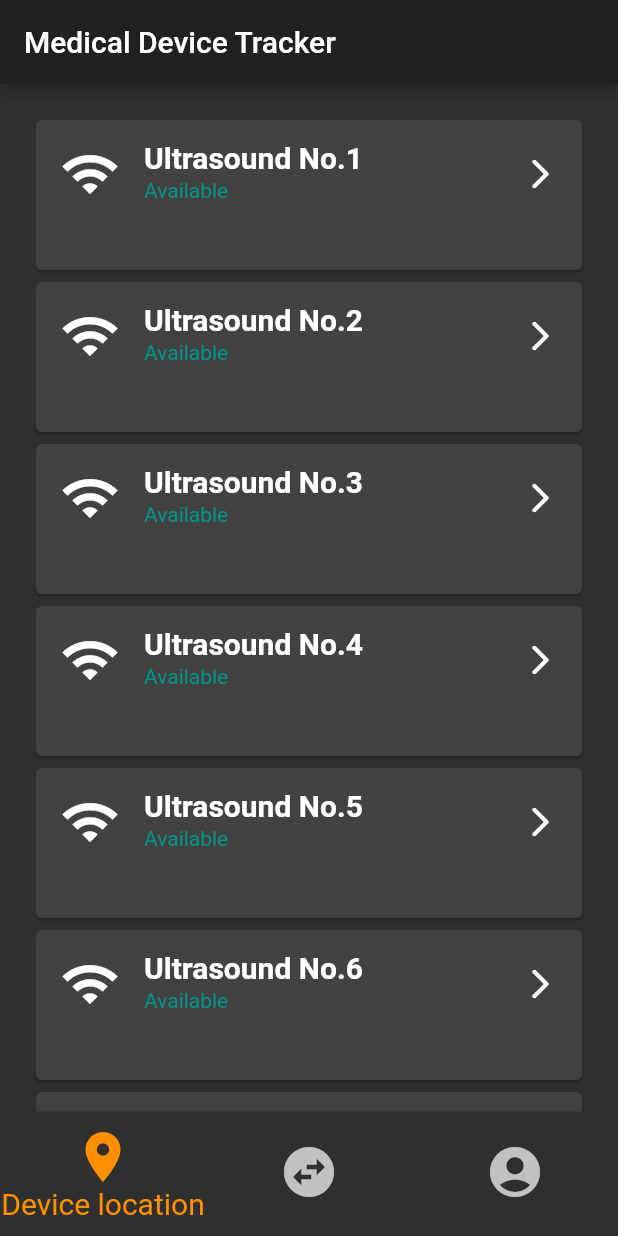
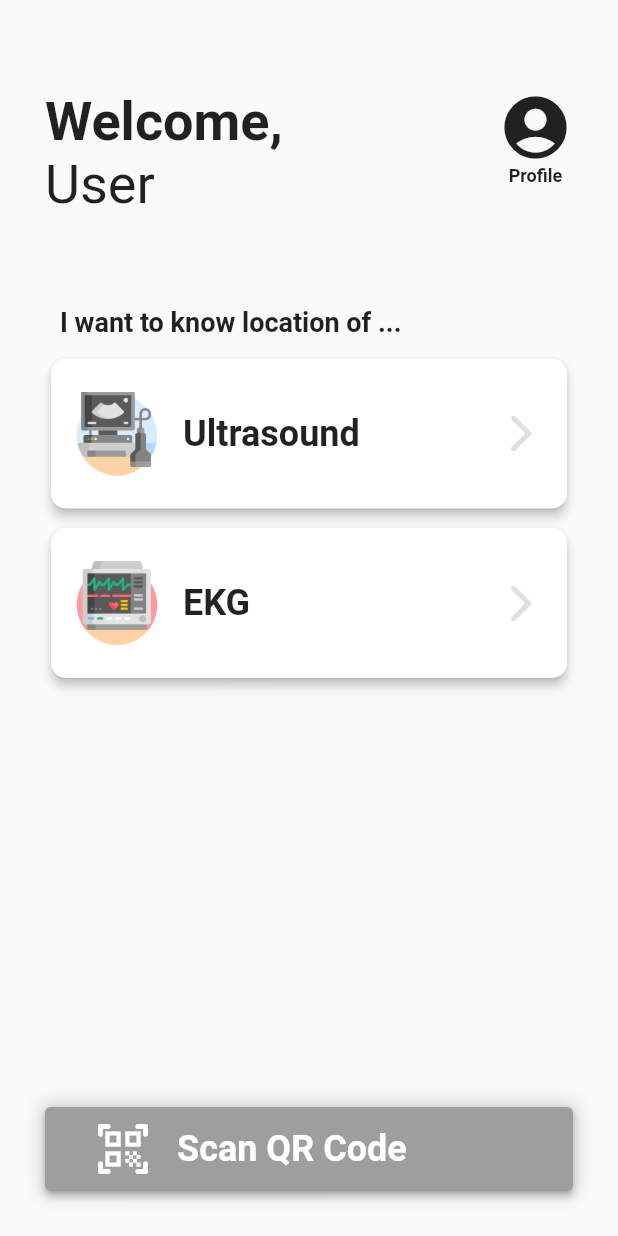
Before and after one commit to u4507075/device_booking, a Flutter app: the screen it shows after launch, on a phone screen of 412 x 824 dp. Run offline on Flutter 3.47's test engine with Material 2 defaults, Android fonts, the phone set to English and light mode, and no system bars; our stand-ins replace cloud_firestore, device_info, firebase_auth, firebase_core, firebase_database; missing offline and left inert: clipboard, flutter_barcode_scanner; accounts and stored records are empty.

Commit message:
add welcome page and cardbutton plan to add Cardstatus

```diff
--- a/lib/main.dart
+++ b/lib/main.dart
@@ -12,6 +12,8 @@ import 'package:device_booking/test.dart';
 import 'package:device_booking/status.dart';
 import 'package:device_booking/dev/qrscan.dart';
 import 'package:device_booking/dev/homepage.dart';
+import 'pages/welcome.dart';
+import 'src/button.dart';
 
 void main() async {
   WidgetsFlutterBinding.ensureInitialized();
@@ -56,7 +58,7 @@ class MyApp extends StatelessWidget {
         // or simply save your changes to "hot reload" in a Flutter IDE).
         // Notice that the counter didn't reset back to zero; the application
         // is not restarted.
-        primarySwatch: Colors.blue,
+        primarySwatch: Colors.grey,
       ),
       //home: Home(),
       //home: GetOTP(),
@@ -64,7 +66,27 @@ class MyApp extends StatelessWidget {
       //home: Load(),
       // home: Status(app, 'deviceid1'),
       // home: QRScanPage(),
-      home: HomePage(),
+      // home: HomePage(),
+      home: Welcome(),
+      // home: HomeTest(),
     );
   }
 }
+
+class HomeTest extends StatelessWidget {
+  //const name({Key key}) : super(key: key);
+
+  @override
+  Widget build(BuildContext context) {
+    return Scaffold(
+      appBar: AppBar(
+        title: Text('Title'),
+      ),
+      body: Column(
+        mainAxisAlignment: MainAxisAlignment.center,
+        crossAxisAlignment: CrossAxisAlignment.center,
+        children: [CardStatus()],
+      ),
+    );
+  }
+}
--- /dev/null
+++ b/lib/pages/ultrasound_status.dart
@@ -0,0 +1,2 @@
+import 'package:flutter/material.dart';
+import 'package:device_booking/src/button.dart';
--- /dev/null
+++ b/lib/pages/welcome.dart
@@ -0,0 +1,128 @@
+import 'package:flutter/material.dart';
+import 'package:device_booking/src/button.dart';
+
+class Welcome extends StatelessWidget {
+  @override
+  Widget build(BuildContext context) {
+    return SafeArea(
+        child: Scaffold(
+            body: Container(
+              padding: const EdgeInsets.all(30.0),
+              child: Column(
+                mainAxisAlignment: MainAxisAlignment.start,
+                crossAxisAlignment: CrossAxisAlignment.stretch,
+                children: [
+                  SizedBox(
+                    height: 30,
+                  ),
+                  Row(
+                    crossAxisAlignment: CrossAxisAlignment.start,
+                    mainAxisAlignment: MainAxisAlignment.spaceBetween,
+                    children: <Widget>[
+                      Text.rich(TextSpan(
+                        text: 'Welcome,',
+                        style: TextStyle(
+                            fontSize: 36, fontWeight: FontWeight.bold),
+                        children: [
+                          TextSpan(
+                              text: '\nUser', //TODO: get name of user
+                              style: TextStyle(
+                                fontSize: 36,
+                                fontWeight: FontWeight.normal,
+                              ))
+                        ],
+                      )),
+                      Column(
+                        mainAxisAlignment: MainAxisAlignment.center,
+                        crossAxisAlignment: CrossAxisAlignment.center,
+                        children: <Widget>[
+                          Icon(Icons.account_circle, size: 50.0),
+                          Text(
+                            'Profile',
+                            style: TextStyle(
+                                fontSize: 12, fontWeight: FontWeight.bold),
+                          )
+                        ],
+                      ),
+                    ],
+                  ),
+                  SizedBox(
+                    height: 50,
+                  ),
+                  Padding(
+                    padding: const EdgeInsets.all(10.0),
+                    child: Text(
+                      'I want to know location of ...',
+                      style:
+                          TextStyle(fontWeight: FontWeight.bold, fontSize: 18),
+                    ),
+                  ),
+                  CardButton(
+                      'Ultrasound', 'assets/images/ultrasonography.png', 100.0),
+                  SizedBox(
+                    height: 5.0,
+                  ),
+                  CardButton(
+                      'EKG', 'assets/images/electrocardiogram.png', 100.0),
+                ],
+              ),
+            ),
+            bottomNavigationBar: Padding(
+                padding: const EdgeInsets.fromLTRB(30.0, 0.0, 30.0, 30.0),
+                child: Container(
+                  decoration: BoxDecoration(boxShadow: [
+                    BoxShadow(
+                      color: Colors.grey.withOpacity(0.5),
+                      blurRadius: 9.0,
+                      spreadRadius: 2.0,
+                      offset: Offset(0, 0),
+                    )
+                  ]),
+                  child: ElevatedButton(
+                    onPressed: () {},
+                    child: ListTile(
+                      leading: Icon(
+                        Icons.qr_code_scanner_rounded,
+                        size: 40.0,
+                        color: Colors.white,
+                      ),
+                      title: Text(
+                        'Scan QR Code',
+                        style: TextStyle(
+                            color: Colors.white,
+                            fontWeight: FontWeight.bold,
+                            fontSize: 24.0),
+                      ),
+                    ),
+                  ),
+                ))));
+  }
+}
+
+// Container(
+//           height: 100.0,
+//           decoration: BoxDecoration(
+//             color: Colors.blue,
+//           ),
+//           child: ListTile(
+//             leading: Icon(
+//               Icons.qr_code_rounded,
+//               size: 70.0,
+//               color: Colors.white,
+//             ),
+//             title: Text(
+//               'Scan QR Code',
+//               style: TextStyle(
+//                   color: Colors.white,
+//                   fontWeight: FontWeight.bold,
+//                   fontSize: 24.0),
+//             ),
+//             subtitle: Text(
+//               'เพื่อยืมอุปกรณ์',
+//               style: TextStyle(
+//                   color: Colors.white,
+//                   fontWeight: FontWeight.normal,
+//                   fontSize: 20.0),
+//             ),
+//           ),
+//         ),
--- /dev/null
+++ b/lib/src/button.dart
@@ -0,0 +1,216 @@
+import 'package:flutter/material.dart';
+
+//1. CardButton with status bar on the right side
+// class CardButton extends StatelessWidget {
+//   final double _height;
+//   static const String _assetPath =
+//       'package:device_booking/assets/images/ultrasonography.png';
+//   static const double _edge = 3.0;
+//   static const double _elevation = 3.0;
+
+//   CardButton(this._height);
+
+//   @override
+//   Widget build(BuildContext context) {
+//     return Center(
+//       child: Card(
+//           elevation: _elevation,
+//           shape:
+//               RoundedRectangleBorder(borderRadius: BorderRadius.circular(_edge)),
+//           child: Column(
+//             mainAxisSize: MainAxisSize.min,
+//             mainAxisAlignment: MainAxisAlignment.start,
+//             crossAxisAlignment: CrossAxisAlignment.stretch,
+//             children: <Widget>[
+//               ListTile(
+//                 leading: Container(
+//                     constraints: BoxConstraints.expand(height: 30),
+//                     child: Icon(Icons.accessibility_new_sharp)),
+//                 // child: Image(
+//                 //     image: AssetImage(_assetPath), fit: BoxFit.cover)),
+//                 title: Text('Ultrasound'),
+//                 subtitle: Text('อายุรกรรมชาย'),
+//               )
+//             ],
+//           )),
+//     );
+//   }
+// }
+
+// class CardStatus extends StatelessWidget {
+//   final double _height;
+//   final Color _color;
+//   static const double _edge = 3.0;
+//   static const double _elevation = 3.0;
+
+//   // double _height;
+//   // Color _color;
+
+//   // CardButton(double _height, Color _color) {
+//   //   this._height = _height;
+//   //   this._color = _color;
+//   // }
+
+//   CardStatus(this._height, this._color);
+
+//   @override
+//   Widget build(BuildContext context) {
+//     return Card(
+//       elevation: _elevation,
+//       shape: RoundedRectangleBorder(borderRadius: BorderRadius.circular(_edge)),
+//       child: ClipPath(
+//         child: Container(
+//           height: _height,
+//           // decoration: BoxDecoration(
+//           //     border: Border(right: BorderSide(color: _color, width: 10))),
+//         ),
+//         clipper: ShapeBorderClipper(
+//             shape: RoundedRectangleBorder(
+//                 borderRadius: BorderRadius.circular(_edge))),
+//       ),
+//     );
+//   }
+// }
+
+class CardStatus extends StatelessWidget {
+  static const double _edge = 10.0;
+  static const double _elevation = 3.0;
+  final String _assetPath = 'assets/images/ultrasonography.png';
+  // final String _device;
+  // CardStatus(this._device);
+
+  @override
+  Widget build(BuildContext context) {
+    return Center(
+      child: Card(
+          elevation: _elevation,
+          shape: RoundedRectangleBorder(
+              borderRadius: BorderRadius.circular(_edge)),
+          child: ClipPath(
+            clipper: ShapeBorderClipper(
+                shape: RoundedRectangleBorder(
+                    borderRadius: BorderRadius.circular(_edge))),
+            child: Container(
+              // height: 80.0,
+              decoration: BoxDecoration(
+                  border: Border(
+                      left: BorderSide(color: Colors.amber, width: 10.0))),
+              child: Column(
+                mainAxisSize: MainAxisSize.min,
+                mainAxisAlignment: MainAxisAlignment.start,
+                crossAxisAlignment: CrossAxisAlignment.stretch,
+                children: <Widget>[
+                  ListTile(
+                    leading: LoadingImageContain(_assetPath, 40.0),
+                    title: Text('Title'),
+                    subtitle: Text('Subtitle'),
+                    isThreeLine: false,
+                    trailing: Icon(
+                      Icons.arrow_forward_ios_rounded,
+                      size: 30,
+                      color: Colors.grey[300],
+                    ),
+                  )
+                ],
+              ),
+            ),
+          )),
+    );
+  }
+}
+
+class CardButton extends StatelessWidget {
+  static const double _edge = 10.0;
+  static const double _elevation = 3.0;
+  final double _height;
+  final String _assetPath;
+  final String _title;
+
+  CardButton(this._title, this._assetPath, this._height);
+
+  @override
+  Widget build(BuildContext context) {
+    return Container(
+      child: Card(
+          elevation: _elevation,
+          shape: RoundedRectangleBorder(
+              borderRadius: BorderRadius.circular(_edge)),
+          child: Column(
+            mainAxisSize: MainAxisSize.min,
+            mainAxisAlignment: MainAxisAlignment.start,
+            crossAxisAlignment: CrossAxisAlignment.stretch,
+            children: <Widget>[
+              Container(
+                height: _height,
+                alignment: Alignment.center,
+                child: ListTile(
+                  leading: LoadingImageContain(_assetPath, 60.0),
+                  title: Text(
+                    _title,
+                    style: TextStyle(fontSize: 24, fontWeight: FontWeight.bold),
+                  ),
+                  // subtitle: Text('Subtitle'),
+                  isThreeLine: false,
+                  trailing: Icon(
+                    Icons.arrow_forward_ios_rounded,
+                    size: 30,
+                    color: Colors.grey[300],
+                  ),
+                ),
+              )
+            ],
+          )),
+    );
+  }
+}
+
+// class CardStatus2 extends StatelessWidget {
+//   static const double _edge = 3.0;
+//   static const double _elevation = 3.0;
+
+//   @override
+//   Widget build(BuildContext context) {
+//     return Center(
+//       child: Card(
+//           elevation: _elevation,
+//           shape: RoundedRectangleBorder(
+//               borderRadius: BorderRadius.circular(_edge)),
+//           child: Column(
+//             mainAxisSize: MainAxisSize.min,
+//             mainAxisAlignment: MainAxisAlignment.start,
+//             crossAxisAlignment: CrossAxisAlignment.stretch,
+//             children: <Widget>[
+//               ListTile(
+//                 leading: LoadingImageContain(
+//                     "assets/images/ultrasonography.png", 40.0),
+//                 title: Text('Title'),
+//                 subtitle: Text('Subtitle'),
+//                 trailing: Icon(
+//                   Icons.arrow_forward_ios_rounded,
+//                   size: 30,
+//                   color: Colors.grey[300],
+//                 ),
+//               )
+//             ],
+//           )),
+//     );
+//   }
+// }
+
+class LoadingImageContain extends StatelessWidget {
+  final _assetPath;
+  final _maxSize;
+
+  LoadingImageContain(this._assetPath, this._maxSize);
+
+  @override
+  Widget build(BuildContext context) {
+    return Container(
+      constraints: BoxConstraints(maxHeight: _maxSize),
+      child: Image.asset(
+        _assetPath,
+        fit: BoxFit.contain,
+      ),
+    );
+  }
+}
--- a/pubspec.yaml
+++ b/pubspec.yaml
@@ -58,8 +58,8 @@ flutter:
   uses-material-design: true
 
   # To add assets to your application, add an assets section, like this:
-  # assets:
-  #   - images/a_dot_burr.jpeg
+  assets:
+    - assets/images/
   #   - images/a_dot_ham.jpeg
 
   # An image asset can refer to one or more resolution-specific "variants", see
```
Also changed, not shown: assets/images/electrocardiogram.png (added), assets/images/ultrasonography.png (added), 1 other file.
